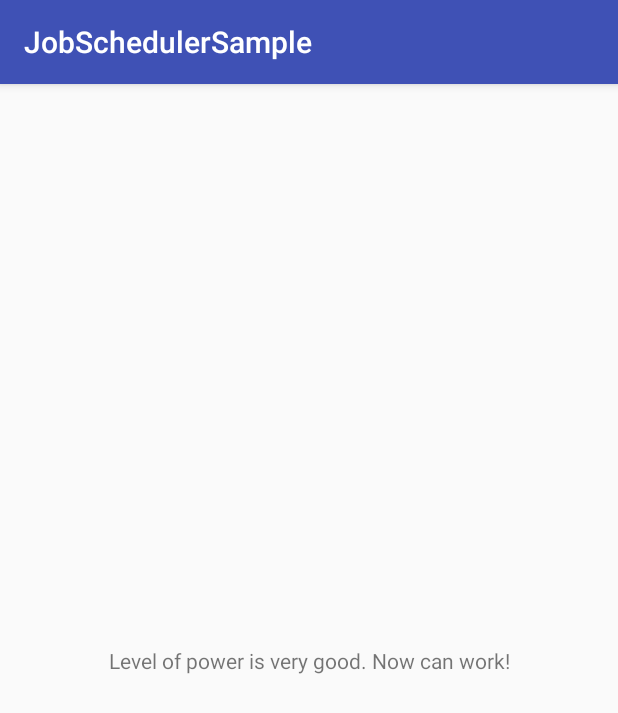
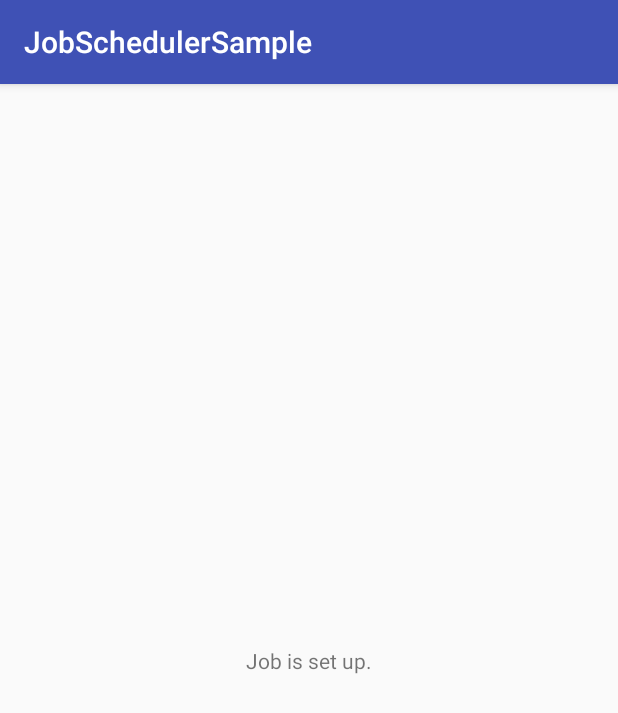
Before and after one commit to d-yacenko/android-sample, an Android app: the screen it shows after launch (MainActivity), on a phone screen of 412 x 824 dp. Shown: the top 713 px of the screen. Run offline under Robolectric (Android 15) with nearby library versions, the phone set to English and light mode, and no system bars.

Commit message:
JobSchedulerSample

```diff
--- a/JobSchedulerSample/app/src/main/java/ru/samsung/itschool/book/jobschedulersample/Util.java
+++ b/JobSchedulerSample/app/src/main/java/ru/samsung/itschool/book/jobschedulersample/Util.java
@@ -15,7 +15,7 @@ public class Util {
         ComponentName serviceComponent = new ComponentName(context, TestJobService.class);
         JobInfo.Builder builder = new JobInfo.Builder(0, serviceComponent);
         builder.setMinimumLatency(10 * 1000); // wait at least
-        builder.setOverrideDeadline(60 * 1000); // maximum delay
+//        builder.setOverrideDeadline(60 * 1000); // maximum delay
         //builder.setRequiredNetworkType(JobInfo.NETWORK_TYPE_UNMETERED); // require unmetered network
         //builder.setRequiresDeviceIdle(true); // device should be idle
         builder.setRequiresCharging(true); // we don't care if the device is charging or not
--- a/JobSchedulerSample/app/src/main/res/layout/activity_main.xml
+++ b/JobSchedulerSample/app/src/main/res/layout/activity_main.xml
@@ -9,7 +9,7 @@
     <TextView
         android:layout_width="wrap_content"
         android:layout_height="wrap_content"
-        android:text="Level of power is very good. Now can work!"
+        android:text="Job is set up."
         app:layout_constraintBottom_toBottomOf="parent"
         app:layout_constraintLeft_toLeftOf="parent"
         app:layout_constraintRight_toRightOf="parent"
--- a/JobSchedulerSample/app/src/main/res/layout/activity_main2.xml
+++ b/JobSchedulerSample/app/src/main/res/layout/activity_main2.xml
@@ -8,7 +8,7 @@
     <TextView
         android:layout_width="wrap_content"
         android:layout_height="wrap_content"
-        android:text="JobSheduler doing one!"
+        android:text="JobSheduler doing work!"
         app:layout_constraintBottom_toBottomOf="parent"
         app:layout_constraintLeft_toLeftOf="parent"
         app:layout_constraintRight_toRightOf="parent"
```
